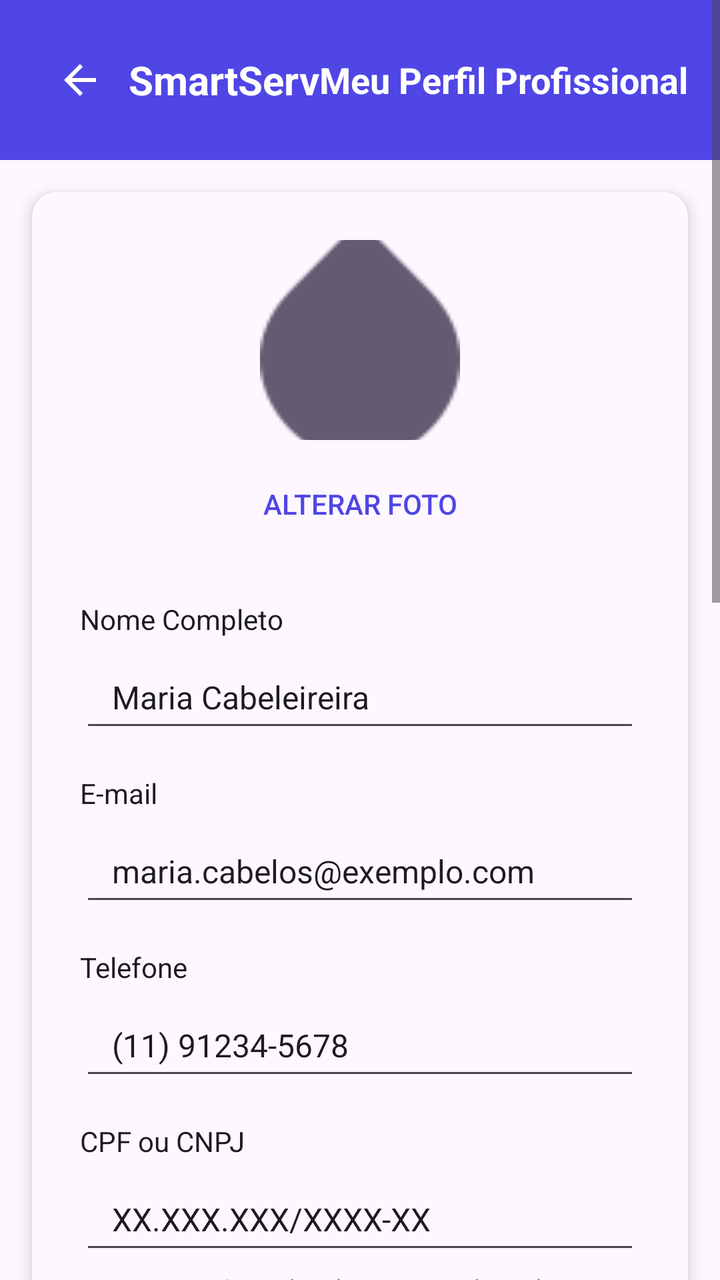
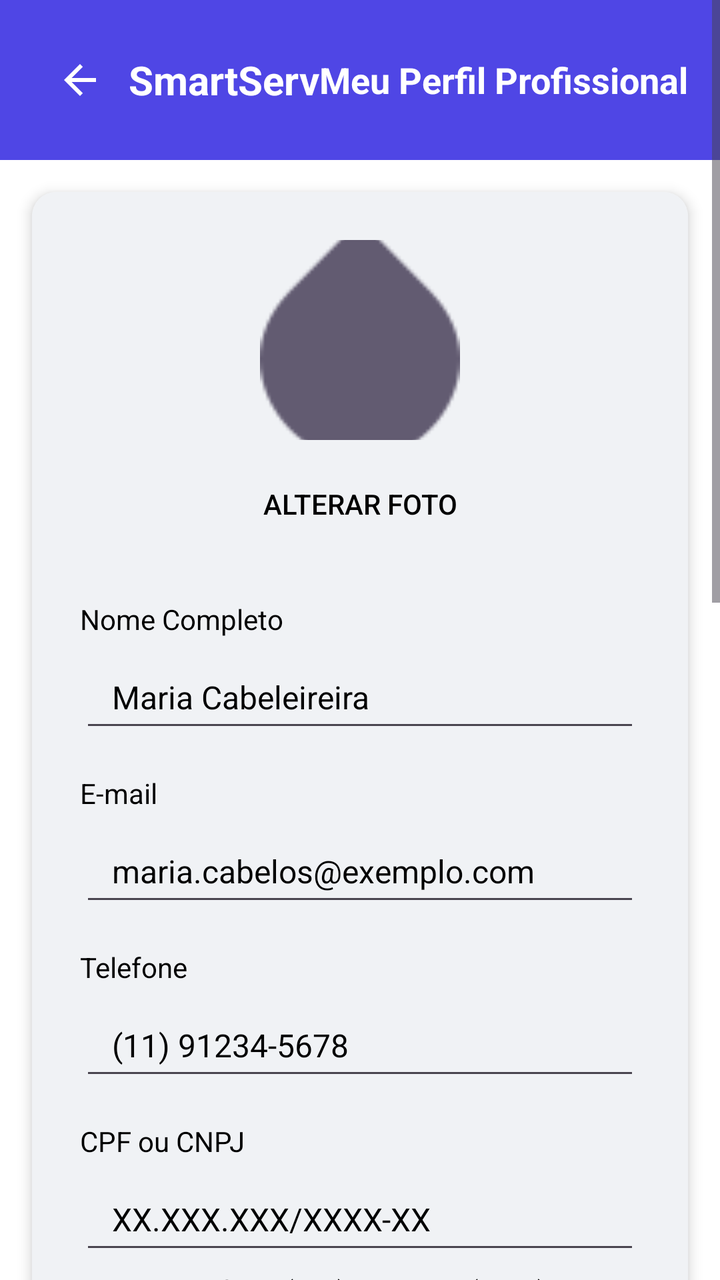

The first picture is an Android layout as it rendered before a commit; the second is the same layout after the commit. The layout source and the unified diff follow.
<!-- AndroidManifest.xml: application theme Theme.SmartApp -->
<!-- res/layout/editar_profissional.xml -->
<?xml version="1.0" encoding="utf-8"?>
<ScrollView xmlns:android="http://schemas.android.com/apk/res/android"
    xmlns:app="http://schemas.android.com/apk/res-auto"
    android:layout_width="match_parent"
    android:layout_height="match_parent"
    android:background="?android:attr/colorBackground"
    android:fillViewport="true">

    <LinearLayout
        android:layout_width="match_parent"
        android:layout_height="wrap_content"
        android:orientation="vertical">

        
        <LinearLayout
            android:layout_width="match_parent"
            android:layout_height="wrap_content"
            android:background="#4F46E5"
            android:gravity="center_vertical"
            android:orientation="horizontal"
            android:padding="16dp">

            <ImageButton
                android:id="@+id/btnvoltarProfisional"
                android:layout_width="48dp"
                android:layout_height="48dp"
                android:background="?attr/selectableItemBackgroundBorderless"
                android:contentDescription="gere2"
                android:src="@drawable/ic_arrow_back"
                android:layout_alignParentStart="true"/>

            <TextView
                android:layout_width="0dp"
                android:layout_height="wrap_content"
                android:layout_weight="1"
                android:gravity="center"
                android:text="SmartServ"
                android:textColor="@android:color/white"
                android:textSize="20sp"
                android:textStyle="bold" />

            <TextView
                android:layout_width="wrap_content"
                android:layout_height="wrap_content"
                android:text="Meu Perfil Profissional"
                android:textColor="@android:color/white"
                android:textSize="18sp"
                android:textStyle="bold" />
        </LinearLayout>

        
        <androidx.cardview.widget.CardView
            android:layout_width="match_parent"
            android:layout_height="wrap_content"
            android:layout_margin="16dp"
            app:cardCornerRadius="12dp"
            app:cardElevation="4dp"
            app:cardBackgroundColor="?android:attr/colorBackground">

            <LinearLayout
                android:layout_width="match_parent"
                android:layout_height="wrap_content"
                android:orientation="vertical"
                android:padding="24dp">

                
                <LinearLayout
                    android:layout_width="match_parent"
                    android:layout_height="wrap_content"
                    android:layout_marginBottom="24dp"
                    android:gravity="center_horizontal"
                    android:orientation="vertical">

                    <ImageView
                        android:id="@+id/profileImage"
                        android:layout_width="100dp"
                        android:layout_height="100dp"
                        android:contentDescription="Foto de perfil"
                        android:scaleType="centerCrop"
                        android:src="?android:attr/textSelectHandle" /> 

                    <Button
                        android:id="@+id/changePhotoButton"
                        style="@style/Widget.AppCompat.Button.Borderless"
                        android:layout_width="wrap_content"
                        android:layout_height="wrap_content"
                        android:layout_marginTop="8dp"
                        android:drawablePadding="8dp"
                        android:text="Alterar Foto"
                        android:textColor="#4F46E5"
                        android:textSize="14sp" />
                </LinearLayout>

                
                <LinearLayout
                    android:layout_width="match_parent"
                    android:layout_height="wrap_content"
                    android:orientation="vertical">

                    
                    <TextView
                        android:layout_width="match_parent"
                        android:layout_height="wrap_content"
                        android:layout_marginBottom="4dp"
                        android:text="Nome Completo"
                        android:textColor="?android:attr/textColorPrimary"
                        android:textSize="14sp" />

                    <EditText
                        android:id="@+id/nameEditText"
                        android:layout_width="match_parent"
                        android:layout_height="48dp"
                        android:background="?android:attr/editTextBackground"
                        android:paddingStart="16dp"
                        android:paddingEnd="16dp"
                        android:text="Maria Cabeleireira"
                        android:textColor="?android:attr/textColorPrimary"
                        android:textSize="16sp" />

                    
                    <TextView
                        android:layout_width="match_parent"
                        android:layout_height="wrap_content"
                        android:layout_marginTop="16dp"
                        android:layout_marginBottom="4dp"
                        android:text="E-mail"
                        android:textColor="?android:attr/textColorPrimary"
                        android:textSize="14sp" />

                    <EditText
                        android:id="@+id/emailEditText"
                        android:layout_width="match_parent"
                        android:layout_height="48dp"
                        android:background="?android:attr/editTextBackground"
                        android:inputType="textEmailAddress"
                        android:paddingStart="16dp"
                        android:paddingEnd="16dp"
                        android:text="maria.cabelos@exemplo.com"
                        android:textColor="?android:attr/textColorPrimary"
                        android:textSize="16sp" />

                    
                    <TextView
                        android:layout_width="match_parent"
                        android:layout_height="wrap_content"
                        android:layout_marginTop="16dp"
                        android:layout_marginBottom="4dp"
                        android:text="Telefone"
                        android:textColor="?android:attr/textColorPrimary"
                        android:textSize="14sp" />

                    <EditText
                        android:id="@+id/phoneEditText"
                        android:layout_width="match_parent"
                        android:layout_height="48dp"
                        android:background="?android:attr/editTextBackground"
                        android:inputType="phone"
                        android:paddingStart="16dp"
                        android:paddingEnd="16dp"
                        android:text="(11) 91234-5678"
                        android:textColor="?android:attr/textColorPrimary"
                        android:textSize="16sp" />

                    
                    <TextView
                        android:layout_width="match_parent"
                        android:layout_height="wrap_content"
                        android:layout_marginTop="16dp"
                        android:layout_marginBottom="4dp"
                        android:text="CPF ou CNPJ"
                        android:textColor="?android:attr/textColorPrimary"
                        android:textSize="14sp" />

                    <EditText
                        android:id="@+id/cpfCnpjEditText"
                        android:layout_width="match_parent"
                        android:layout_height="48dp"
                        android:background="?android:attr/editTextBackground"
                        android:paddingStart="16dp"
                        android:paddingEnd="16dp"
                        android:text="XX.XXX.XXX/XXXX-XX"
                        android:textColor="?android:attr/textColorPrimary"
                        android:textSize="16sp" />

                    <TextView
                        android:layout_width="match_parent"
                        android:layout_height="wrap_content"
                        android:layout_marginTop="4dp"
                        android:text="Para pessoa física (CPF) ou jurídica (CNPJ)."
                        android:textColor="?android:attr/textColorSecondary"
                        android:textSize="12sp" />

                    
                    <TextView
                        android:layout_width="match_parent"
                        android:layout_height="wrap_content"
                        android:layout_marginTop="16dp"
                        android:layout_marginBottom="4dp"
                        android:text="Endereço Completo"
                        android:textColor="?android:attr/textColorPrimary"
                        android:textSize="14sp" />

                    <EditText
                        android:id="@+id/addressEditText"
                        android:layout_width="match_parent"
                        android:layout_height="48dp"
                        android:background="?android:attr/editTextBackground"
                        android:paddingStart="16dp"
                        android:paddingEnd="16dp"
                        android:text="Rua da Beleza, 456, Bairro Estilo, Cidade, SP, 98765-432"
                        android:textColor="?android:attr/textColorPrimary"
                        android:textSize="16sp" />

                    
                    <TextView
                        android:layout_width="match_parent"
                        android:layout_height="wrap_content"
                        android:layout_marginTop="16dp"
                        android:layout_marginBottom="4dp"
                        android:text="Razão Social (Opcional, se CNPJ)"
                        android:textColor="?android:attr/textColorPrimary"
                        android:textSize="14sp" />

                    <EditText
                        android:id="@+id/razaoSocialEditText"
                        android:layout_width="match_parent"
                        android:layout_height="48dp"
                        android:background="?android:attr/editTextBackground"
                        android:paddingStart="16dp"
                        android:paddingEnd="16dp"
                        android:text="Salão da Maria LTDA"
                        android:textColor="?android:attr/textColorPrimary"
                        android:textSize="16sp" />

                    
                    <TextView
                        android:layout_width="match_parent"
                        android:layout_height="wrap_content"
                        android:layout_marginTop="16dp"
                        android:layout_marginBottom="4dp"
                        android:text="Sobre Você/Sua Empresa"
                        android:textColor="?android:attr/textColorPrimary"
                        android:textSize="14sp" />

                    <EditText
                        android:id="@+id/descriptionEditText"
                        android:layout_width="match_parent"
                        android:layout_height="120dp"
                        android:background="?android:attr/editTextBackground"
                        android:gravity="top"
                        android:inputType="textMultiLine"
                        android:padding="16dp"
                        android:text="Cabeleireira com mais de 10 anos de experiência, especialista em cortes modernos e coloração. Atendimento personalizado e ambiente acolhedor."
                        android:textColor="?android:attr/textColorPrimary"
                        android:textSize="16sp" />

                    
                    <View
                        android:layout_width="match_parent"
                        android:layout_height="1dp"
                        android:layout_marginTop="24dp"
                        android:layout_marginBottom="16dp"
                        android:background="?android:attr/dividerVertical" />

                    <TextView
                        android:layout_width="match_parent"
                        android:layout_height="wrap_content"
                        android:layout_marginBottom="16dp"
                        android:text="Alterar Senha"
                        android:textColor="?android:attr/textColorPrimary"
                        android:textSize="18sp"
                        android:textStyle="bold" />

                    
                    <TextView
                        android:layout_width="match_parent"
                        android:layout_height="wrap_content"
                        android:layout_marginBottom="4dp"
                        android:text="Nova Senha"
                        android:textColor="?android:attr/textColorPrimary"
                        android:textSize="14sp" />

                    <EditText
                        android:id="@+id/newPasswordEditText"
                        android:layout_width="match_parent"
                        android:layout_height="48dp"
                        android:background="?android:attr/editTextBackground"
                        android:hint="••••••••"
                        android:inputType="textPassword"
                        android:paddingStart="16dp"
                        android:paddingEnd="16dp"
                        android:textColor="?android:attr/textColorPrimary"
                        android:textSize="16sp" />

                    <TextView
                        android:layout_width="match_parent"
                        android:layout_height="wrap_content"
                        android:layout_marginTop="4dp"
                        android:text="Mínimo de 6 caracteres."
                        android:textColor="?android:attr/textColorSecondary"
                        android:textSize="12sp" />

                    
                    <TextView
                        android:layout_width="match_parent"
                        android:layout_height="wrap_content"
                        android:layout_marginTop="16dp"
                        android:layout_marginBottom="4dp"
                        android:text="Confirmar Nova Senha"
                        android:textColor="?android:attr/textColorPrimary"
                        android:textSize="14sp" />

                    <EditText
                        android:id="@+id/confirmNewPasswordEditText"
                        android:layout_width="match_parent"
                        android:layout_height="48dp"
                        android:background="?android:attr/editTextBackground"
                        android:hint="••••••••"
                        android:inputType="textPassword"
                        android:paddingStart="16dp"
                        android:paddingEnd="16dp"
                        android:textColor="?android:attr/textColorPrimary"
                        android:textSize="16sp" />

                    
                    <LinearLayout
                        android:layout_width="match_parent"
                        android:layout_height="wrap_content"
                        android:layout_marginTop="24dp"
                        android:gravity="end"
                        android:orientation="horizontal">

                        <Button
                            android:id="@+id/cancelButton"
                            android:layout_width="wrap_content"
                            android:layout_height="wrap_content"
                            android:layout_marginEnd="16dp"
                            android:backgroundTint="?android:attr/colorButtonNormal"
                            android:paddingStart="24dp"
                            android:paddingTop="12dp"
                            android:paddingEnd="24dp"
                            android:paddingBottom="12dp"
                            android:text="Voltar"
                            android:textColor="?android:attr/textColorPrimary" />

                        <Button
                            android:id="@+id/saveButton"
                            android:layout_width="wrap_content"
                            android:layout_height="wrap_content"
                            android:backgroundTint="#16A34A"
                            android:paddingStart="24dp"
                            android:paddingTop="12dp"
                            android:paddingEnd="24dp"
                            android:paddingBottom="12dp"
                            android:text="Salvar Alterações"
                            android:textColor="@android:color/white" />
                    </LinearLayout>
                </LinearLayout>
            </LinearLayout>
        </androidx.cardview.widget.CardView>
    </LinearLayout>
</ScrollView>
<!-- resources referenced by this layout -->
<resources>
  <!-- drawable ic_arrow_back (drawable) -->
  <vector xmlns:android="http://schemas.android.com/apk/res/android"
      android:width="24dp"
      android:height="24dp"
      android:viewportWidth="24"
      android:viewportHeight="24">
      <path android:fillColor="#FFFFFF" android:pathData="M20,11H7.83l5.59,-5.59L12,4l-8,8 8,8 1.41,-1.41L7.83,13H20v-2z"/>
  </vector>
  <style name="Theme.SmartApp" parent="Base.Theme.SmartApp" />
  <style name="Base.Theme.SmartApp" parent="Theme.Material3.DayNight.NoActionBar" />
</resources>

<!-- the commit's change to res/layout/editar_profissional.xml (unified diff, before → after) -->
@@ -3,13 +3,14 @@
     xmlns:app="http://schemas.android.com/apk/res-auto"
     android:layout_width="match_parent"
     android:layout_height="match_parent"
-    android:background="?android:attr/colorBackground"
+    android:background="@color/white"
     android:fillViewport="true">
 
     <LinearLayout
         android:layout_width="match_parent"
         android:layout_height="wrap_content"
-        android:orientation="vertical">
+        android:orientation="vertical"
+        android:background="@color/white">
 
         
         <LinearLayout
@@ -55,13 +56,14 @@
             android:layout_margin="16dp"
             app:cardCornerRadius="12dp"
             app:cardElevation="4dp"
-            app:cardBackgroundColor="?android:attr/colorBackground">
+            app:cardBackgroundColor="@color/white">
 
             <LinearLayout
                 android:layout_width="match_parent"
                 android:layout_height="wrap_content"
                 android:orientation="vertical"
-                android:padding="24dp">
+                android:padding="24dp"
+                android:background="@color/light_gray">
 
                 
                 <LinearLayout
@@ -87,7 +89,7 @@
                         android:layout_marginTop="8dp"
                         android:drawablePadding="8dp"
                         android:text="Alterar Foto"
-                        android:textColor="#4F46E5"
+                        android:textColor="@android:color/black"
                         android:textSize="14sp" />
                 </LinearLayout>
 
@@ -103,7 +105,7 @@
                         android:layout_height="wrap_content"
                         android:layout_marginBottom="4dp"
                         android:text="Nome Completo"
-                        android:textColor="?android:attr/textColorPrimary"
+                        android:textColor="@android:color/black"
                         android:textSize="14sp" />
 
                     <EditText
@@ -114,7 +116,7 @@
                         android:paddingStart="16dp"
                         android:paddingEnd="16dp"
                         android:text="Maria Cabeleireira"
-                        android:textColor="?android:attr/textColorPrimary"
+                        android:textColor="@android:color/black"
                         android:textSize="16sp" />
 
                     
@@ -124,7 +126,7 @@
                         android:layout_marginTop="16dp"
                         android:layout_marginBottom="4dp"
                         android:text="E-mail"
-                        android:textColor="?android:attr/textColorPrimary"
+                        android:textColor="@android:color/black"
                         android:textSize="14sp" />
 
                     <EditText
@@ -136,7 +138,7 @@
                         android:paddingStart="16dp"
                         android:paddingEnd="16dp"
                         android:text="maria.cabelos@exemplo.com"
-                        android:textColor="?android:attr/textColorPrimary"
+                        android:textColor="@android:color/black"
                         android:textSize="16sp" />
 
                     
@@ -146,7 +148,7 @@
                         android:layout_marginTop="16dp"
                         android:layout_marginBottom="4dp"
                         android:text="Telefone"
-                        android:textColor="?android:attr/textColorPrimary"
+                        android:textColor="@android:color/black"
                         android:textSize="14sp" />
 
                     <EditText
@@ -158,7 +160,7 @@
                         android:paddingStart="16dp"
                         android:paddingEnd="16dp"
                         android:text="(11) 91234-5678"
-                        android:textColor="?android:attr/textColorPrimary"
+                        android:textColor="@android:color/black"
                         android:textSize="16sp" />
 
                     
@@ -168,7 +170,7 @@
                         android:layout_marginTop="16dp"
                         android:layout_marginBottom="4dp"
                         android:text="CPF ou CNPJ"
-                        android:textColor="?android:attr/textColorPrimary"
+                        android:textColor="@android:color/black"
                         android:textSize="14sp" />
 
                     <EditText
@@ -179,7 +181,7 @@
                         android:paddingStart="16dp"
                         android:paddingEnd="16dp"
                         android:text="XX.XXX.XXX/XXXX-XX"
-                        android:textColor="?android:attr/textColorPrimary"
+                        android:textColor="@android:color/black"
                         android:textSize="16sp" />
 
                     <TextView
@@ -187,7 +189,7 @@
                         android:layout_height="wrap_content"
                         android:layout_marginTop="4dp"
                         android:text="Para pessoa física (CPF) ou jurídica (CNPJ)."
-                        android:textColor="?android:attr/textColorSecondary"
+                        android:textColor="@android:color/black"
                         android:textSize="12sp" />
 
                     
@@ -197,7 +199,7 @@
                         android:layout_marginTop="16dp"
                         android:layout_marginBottom="4dp"
                         android:text="Endereço Completo"
-                        android:textColor="?android:attr/textColorPrimary"
+                        android:textColor="@android:color/black"
                         android:textSize="14sp" />
 
                     <EditText
@@ -208,7 +210,7 @@
                         android:paddingStart="16dp"
                         android:paddingEnd="16dp"
                         android:text="Rua da Beleza, 456, Bairro Estilo, Cidade, SP, 98765-432"
-                        android:textColor="?android:attr/textColorPrimary"
+                        android:textColor="@android:color/black"
                         android:textSize="16sp" />
 
                     
@@ -218,7 +220,7 @@
                         android:layout_marginTop="16dp"
                         android:layout_marginBottom="4dp"
                         android:text="Razão Social (Opcional, se CNPJ)"
-                        android:textColor="?android:attr/textColorPrimary"
+                        android:textColor="@android:color/black"
                         android:textSize="14sp" />
 
                     <EditText
@@ -229,7 +231,7 @@
                         android:paddingStart="16dp"
                         android:paddingEnd="16dp"
                         android:text="Salão da Maria LTDA"
-                        android:textColor="?android:attr/textColorPrimary"
+                        android:textColor="@android:color/black"
                         android:textSize="16sp" />
 
                     
@@ -239,7 +241,7 @@
                         android:layout_marginTop="16dp"
                         android:layout_marginBottom="4dp"
                         android:text="Sobre Você/Sua Empresa"
-                        android:textColor="?android:attr/textColorPrimary"
+                        android:textColor="@android:color/black"
                         android:textSize="14sp" />
 
                     <EditText
@@ -251,7 +253,7 @@
                         android:inputType="textMultiLine"
                         android:padding="16dp"
                         android:text="Cabeleireira com mais de 10 anos de experiência, especialista em cortes modernos e coloração. Atendimento personalizado e ambiente acolhedor."
-                        android:textColor="?android:attr/textColorPrimary"
+                        android:textColor="@android:color/black"
                         android:textSize="16sp" />
 
                     
@@ -267,7 +269,7 @@
                         android:layout_height="wrap_content"
                         android:layout_marginBottom="16dp"
                         android:text="Alterar Senha"
-                        android:textColor="?android:attr/textColorPrimary"
+                        android:textColor="@android:color/black"
                         android:textSize="18sp"
                         android:textStyle="bold" />
 
@@ -277,7 +279,7 @@
                         android:layout_height="wrap_content"
                         android:layout_marginBottom="4dp"
                         android:text="Nova Senha"
-                        android:textColor="?android:attr/textColorPrimary"
+                        android:textColor="@android:color/black"
                         android:textSize="14sp" />
 
                     <EditText
@@ -289,7 +291,7 @@
                         android:inputType="textPassword"
                         android:paddingStart="16dp"
                         android:paddingEnd="16dp"
-                        android:textColor="?android:attr/textColorPrimary"
+                        android:textColor="@android:color/black"
                         android:textSize="16sp" />
 
                     <TextView
@@ -297,7 +299,7 @@
                         android:layout_height="wrap_content"
                         android:layout_marginTop="4dp"
                         android:text="Mínimo de 6 caracteres."
-                        android:textColor="?android:attr/textColorSecondary"
+                        android:textColor="@android:color/black"
                         android:textSize="12sp" />
 
                     
@@ -307,7 +309,7 @@
                         android:layout_marginTop="16dp"
                         android:layout_marginBottom="4dp"
                         android:text="Confirmar Nova Senha"
-                        android:textColor="?android:attr/textColorPrimary"
+                        android:textColor="@android:color/black"
                         android:textSize="14sp" />
 
                     <EditText
@@ -319,7 +321,7 @@
                         android:inputType="textPassword"
                         android:paddingStart="16dp"
                         android:paddingEnd="16dp"
-                        android:textColor="?android:attr/textColorPrimary"
+                        android:textColor="@android:color/black"
                         android:textSize="16sp" />
 
                     
@@ -341,7 +343,7 @@
                             android:paddingEnd="24dp"
                             android:paddingBottom="12dp"
                             android:text="Voltar"
-                            android:textColor="?android:attr/textColorPrimary" />
+                            android:textColor="@android:color/black" />
 
                         <Button
                             android:id="@+id/saveButton"
@@ -353,7 +355,7 @@
                             android:paddingEnd="24dp"
                             android:paddingBottom="12dp"
                             android:text="Salvar Alterações"
-                            android:textColor="@android:color/white" />
+                            android:textColor="@android:color/black" />
                     </LinearLayout>
                 </LinearLayout>
             </LinearLayout>
<!-- resource entries referenced after the edit -->
@@ -1,5 +1,7 @@
 <!-- resources referenced by this layout -->
 <resources>
+  <color name="light_gray">#F0F2F5</color>
+  <color name="white">#FFFFFFFF</color>
   <!-- drawable ic_arrow_back (drawable) -->
   <vector xmlns:android="http://schemas.android.com/apk/res/android"
       android:width="24dp"
